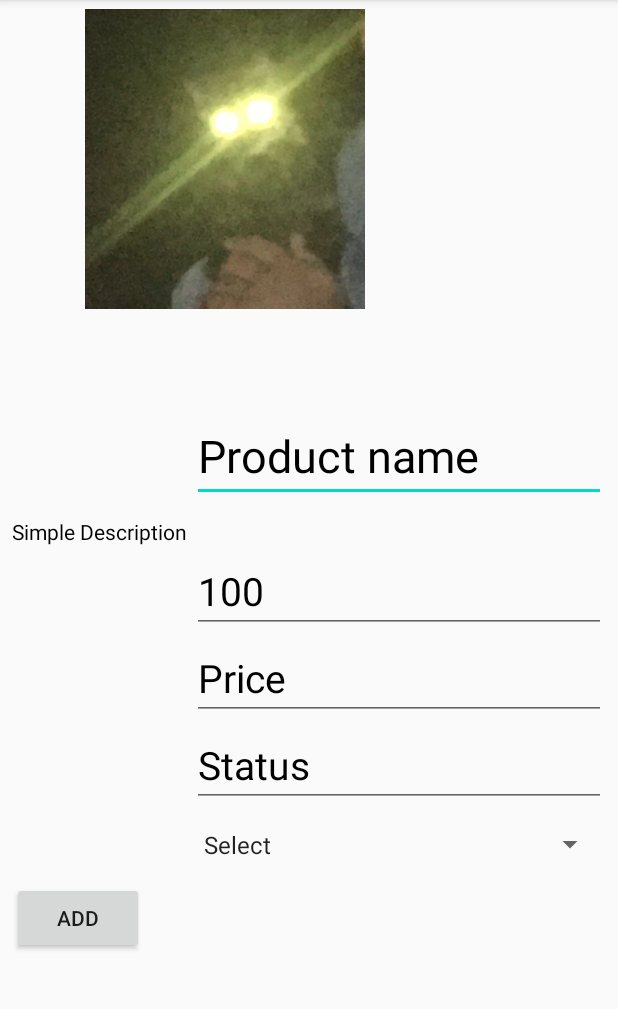
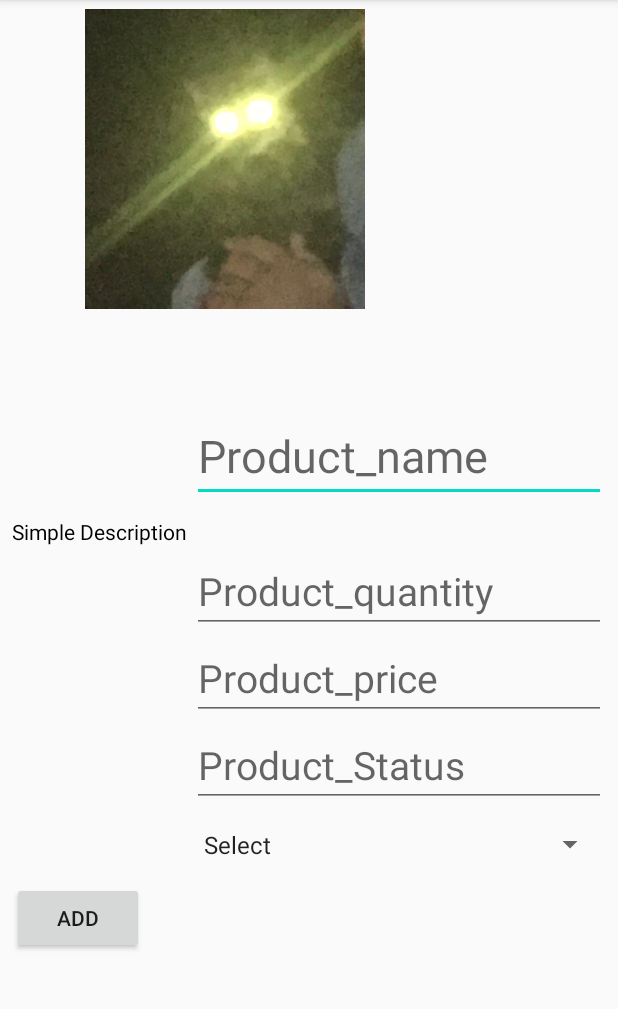
Before and after one commit to aishaa020/androidproj, an Android app: the post screen opened directly, with no data from a screen before it, on a phone screen of 412 x 824 dp, the part 84-1093 px from its top. Run offline under Robolectric (Android 15) with nearby library versions, the phone set to English and light mode, and no system bars.

Commit message:
to aisha

```diff
--- a/app/src/main/java/com/example/project/choose.java
+++ b/app/src/main/java/com/example/project/choose.java
@@ -1,11 +1,11 @@
 package com.example.project;
-
-import androidx.appcompat.app.AppCompatActivity;
 
 import android.content.Intent;
 import android.os.Bundle;
 import android.view.View;
 import android.widget.Button;
+
+import androidx.appcompat.app.AppCompatActivity;
 
 public class choose extends AppCompatActivity {
 
@@ -23,7 +23,7 @@ public class choose extends AppCompatActivity {
             @Override
             public void onClick(View v) {
                 // Start the LoginActivity
-                Intent intent = new Intent(choose.this, loginActivity.class);
+                    Intent intent = new Intent(choose.this, loginActivity.class);
                 startActivity(intent);
             }
         });
--- a/app/src/main/res/layout/activity_post.xml
+++ b/app/src/main/res/layout/activity_post.xml
@@ -40,7 +40,7 @@
             android:layout_height="wrap_content"
             android:layout_marginTop="24dp"
             android:ellipsize="end"
-            android:text="Product name"
+            android:hint="Product_name"
             android:layout_marginLeft="120dp"
             android:textColor="@color/black"
             android:textSize="30sp" />
@@ -63,7 +63,7 @@
             android:layout_marginTop="2dp"
             android:drawablePadding="4dp"
             android:layout_marginLeft="120dp"
-            android:text="100"
+            android:hint="Product_quantity"
             android:textColor="@color/black"
             android:textSize="26sp" />
 
@@ -74,7 +74,7 @@
             android:layout_marginTop="2dp"
             android:drawablePadding="4dp"
             android:layout_marginLeft="120dp"
-            android:text="Price"
+            android:hint="Product_price"
             android:textColor="@color/black"
             android:textSize="26sp" />
 
@@ -85,7 +85,7 @@
             android:layout_marginTop="2dp"
             android:drawablePadding="4dp"
             android:layout_marginLeft="120dp"
-            android:text="Status"
+            android:hint="Product_Status"
             android:textColor="@color/black"
             android:textSize="26sp" />
 
```
